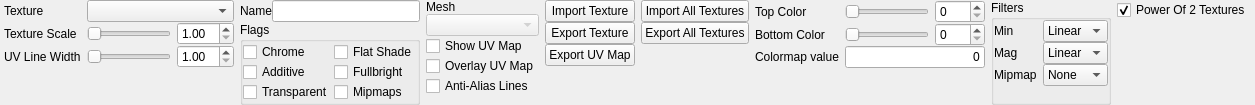
The window that src/hlam/ui/assets/studiomodel/dockpanels/TexturesPanel.ui (SamVanheer/HalfLifeAssetManager) describes before a commit, drawn with Qt 5.
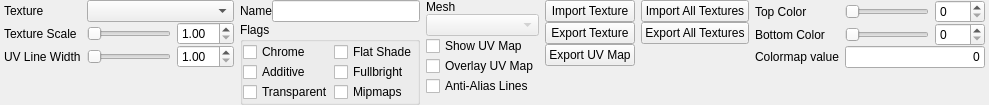
The same window after the commit.

Commit message: Move texture resizing and filter settings to menu, remove from options & Textures panel

```diff
--- a/src/hlam/ui/assets/studiomodel/dockpanels/TexturesPanel.ui
+++ b/src/hlam/ui/assets/studiomodel/dockpanels/TexturesPanel.ui
@@ -6,7 +6,7 @@
    <rect>
     <x>0</x>
     <y>0</y>
-    <width>1079</width>
+    <width>843</width>
     <height>90</height>
    </rect>
   </property>
@@ -637,168 +637,6 @@
      </item>
     </layout>
    </item>
-   <item>
-    <widget class="QGroupBox" name="groupBox">
-     <property name="title">
-      <string>Filters</string>
-     </property>
-     <layout class="QGridLayout" name="gridLayout_7">
-      <property name="leftMargin">
-       <number>0</number>
-      </property>
-      <property name="topMargin">
-       <number>0</number>
-      </property>
-      <property name="rightMargin">
-       <number>0</number>
-      </property>
-      <property name="bottomMargin">
-       <number>0</number>
-      </property>
-      <property name="verticalSpacing">
-       <number>0</number>
-      </property>
-      <item row="0" column="0">
-       <widget class="QLabel" name="label_10">
-        <property name="sizePolicy">
-         <sizepolicy hsizetype="Fixed" vsizetype="Preferred">
-          <horstretch>0</horstretch>
-          <verstretch>0</verstretch>
-         </sizepolicy>
-        </property>
-        <property name="text">
-         <string>Min</string>
-        </property>
-       </widget>
-      </item>
-      <item row="2" column="0">
-       <widget class="QLabel" name="label_12">
-        <property name="sizePolicy">
-         <sizepolicy hsizetype="Fixed" vsizetype="Preferred">
-          <horstretch>0</horstretch>
-          <verstretch>0</verstretch>
-         </sizepolicy>
-        </property>
-        <property name="text">
-         <string>Mipmap</string>
-        </property>
-       </widget>
-      </item>
-      <item row="1" column="0">
-       <widget class="QLabel" name="label_11">
-        <property name="sizePolicy">
-         <sizepolicy hsizetype="Fixed" vsizetype="Preferred">
-          <horstretch>0</horstretch>
-          <verstretch>0</verstretch>
-         </sizepolicy>
-        </property>
-        <property name="text">
-         <string>Mag</string>
-        </property>
-       </widget>
-      </item>
-      <item row="3" column="0" colspan="2">
-       <spacer name="verticalSpacer_5">
-        <property name="orientation">
-         <enum>Qt::Vertical</enum>
-        </property>
-        <property name="sizeHint" stdset="0">
-         <size>
-          <width>20</width>
-          <height>0</height>
-         </size>
-        </property>
-       </spacer>
-      </item>
-      <item row="0" column="1">
-       <widget class="QComboBox" name="MinFilter">
-        <property name="currentIndex">
-         <number>1</number>
-        </property>
-        <item>
-         <property name="text">
-          <string>Point</string>
-         </property>
-        </item>
-        <item>
-         <property name="text">
-          <string>Linear</string>
-         </property>
-        </item>
-       </widget>
-      </item>
-      <item row="1" column="1">
-       <widget class="QComboBox" name="MagFilter">
-        <property name="currentIndex">
-         <number>1</number>
-        </property>
-        <item>
-         <property name="text">
-          <string>Point</string>
-         </property>
-        </item>
-        <item>
-         <property name="text">
-          <string>Linear</string>
-         </property>
-        </item>
-       </widget>
-      </item>
-      <item row="2" column="1">
-       <widget class="QComboBox" name="MipmapFilter">
-        <item>
-         <property name="text">
-          <string>None</string>
-         </property>
-        </item>
-        <item>
-         <property name="text">
-          <string>Point</string>
-         </property>
-        </item>
-        <item>
-         <property name="text">
-          <string>Linear</string>
-         </property>
-        </item>
-       </widget>
-      </item>
-     </layout>
-    </widget>
-   </item>
-   <item>
-    <layout class="QGridLayout" name="gridLayout_6">
-     <property name="rightMargin">
-      <number>0</number>
-     </property>
-     <property name="verticalSpacing">
-      <number>0</number>
-     </property>
-     <item row="1" column="0">
-      <spacer name="verticalSpacer_4">
-       <property name="orientation">
-        <enum>Qt::Vertical</enum>
-       </property>
-       <property name="sizeHint" stdset="0">
-        <size>
-         <width>20</width>
-         <height>0</height>
-        </size>
-       </property>
-      </spacer>
-     </item>
-     <item row="0" column="0">
-      <widget class="QCheckBox" name="PowerOf2Textures">
-       <property name="text">
-        <string>Power Of 2 Textures</string>
-       </property>
-       <property name="checked">
-        <bool>true</bool>
-       </property>
-      </widget>
-     </item>
-    </layout>
-   </item>
   </layout>
  </widget>
  <resources/>
```
The commit also changes 14 other files.
